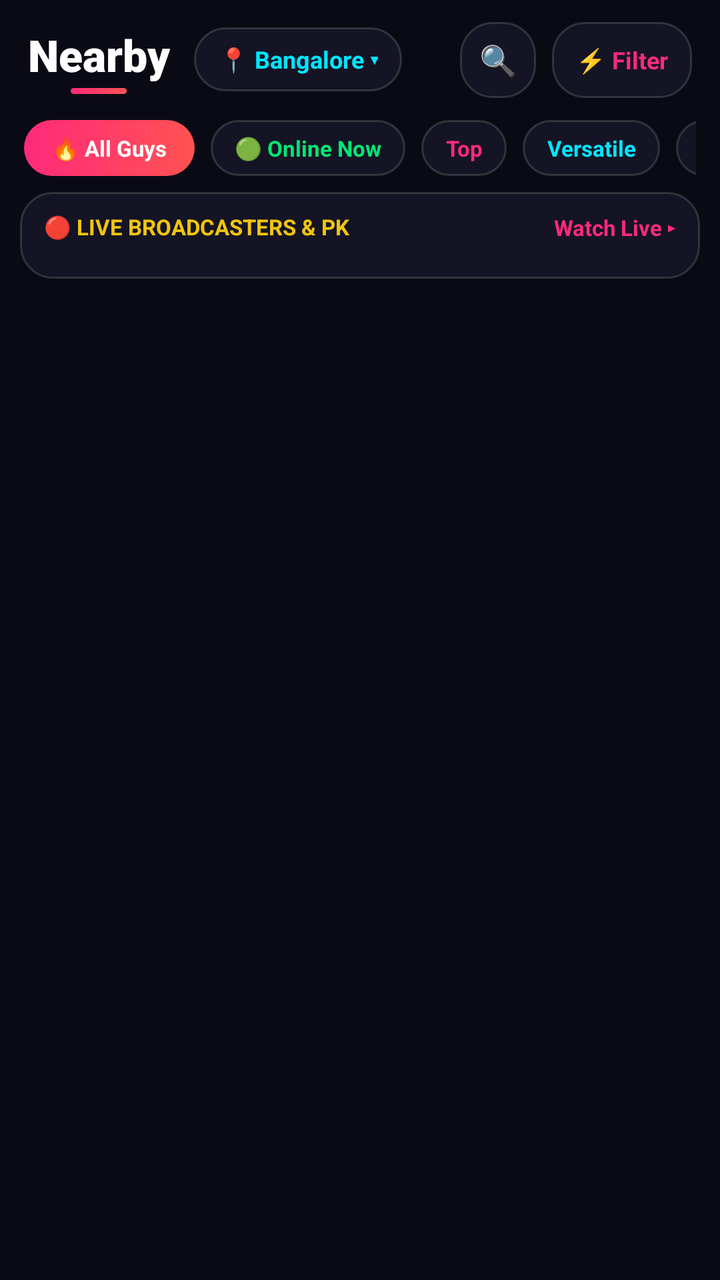
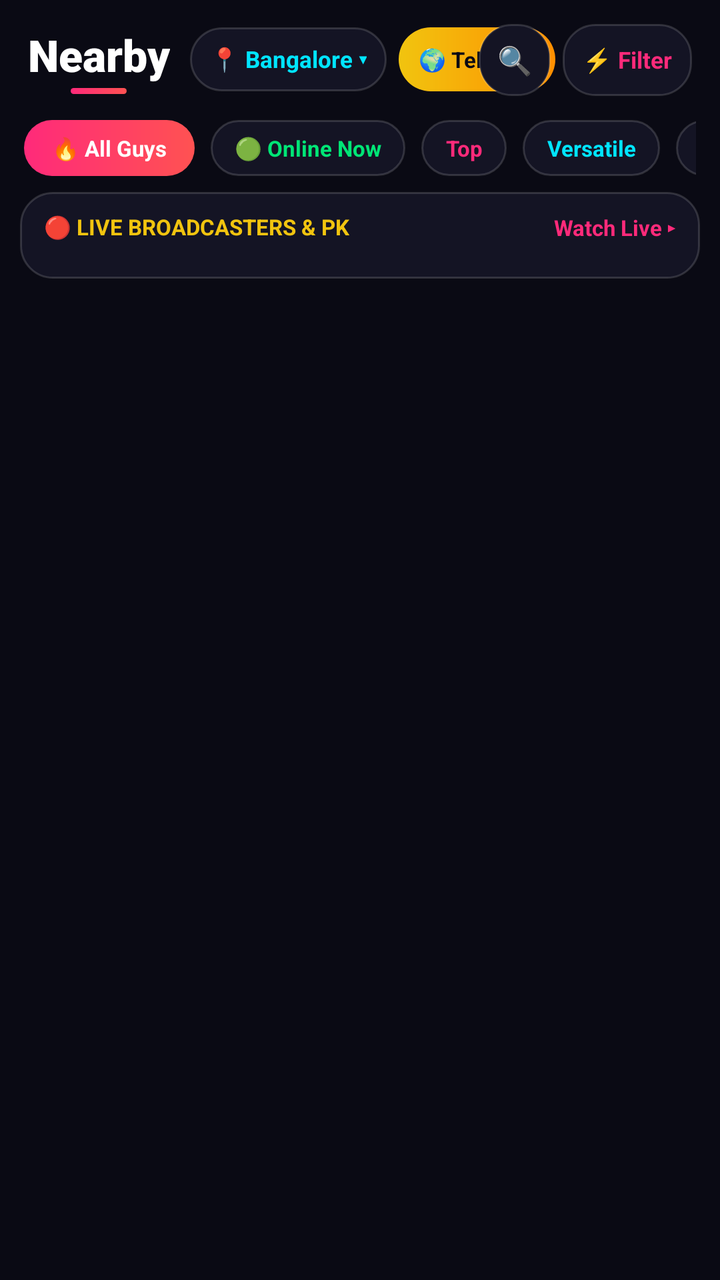

Before-and-after screenshots of an Android layout around one commit, followed by the original layout XML and the change that was made.
<!-- AndroidManifest.xml: application theme Theme.QLUVX -->
<!-- res/layout/fragment_home.xml -->
<?xml version="1.0" encoding="utf-8"?>
<LinearLayout xmlns:android="http://schemas.android.com/apk/res/android"
    android:layout_width="match_parent"
    android:layout_height="match_parent"
    android:background="#0A0A14"
    android:orientation="vertical">

    
    <RelativeLayout
        android:layout_width="match_parent"
        android:layout_height="60dp"
        android:background="#0A0A14"
        android:paddingHorizontal="14dp">

        <LinearLayout
            android:layout_width="wrap_content"
            android:layout_height="wrap_content"
            android:layout_centerVertical="true"
            android:gravity="center_vertical"
            android:orientation="horizontal">

            
            <LinearLayout
                android:layout_width="wrap_content"
                android:layout_height="wrap_content"
                android:gravity="center_horizontal"
                android:orientation="vertical">

                <TextView
                    android:id="@+id/tvNearbyTitle"
                    android:layout_width="wrap_content"
                    android:layout_height="wrap_content"
                    android:fontFamily="sans-serif-black"
                    android:text="Nearby"
                    android:textColor="#FFFFFF"
                    android:textSize="22sp"
                    android:textStyle="bold" />

                <View
                    android:layout_width="28dp"
                    android:layout_height="3dp"
                    android:layout_marginTop="2dp"
                    android:background="@drawable/bg_walla_pink_pill" />
            </LinearLayout>

            
            <TextView
                android:id="@+id/tvLocationSelector"
                android:layout_width="wrap_content"
                android:layout_height="32dp"
                android:layout_marginStart="12dp"
                android:background="@drawable/bg_walla_glass_card"
                android:gravity="center"
                android:paddingHorizontal="12dp"
                android:text="📍 Bangalore ▾"
                android:textColor="#00E5FF"
                android:textSize="12sp"
                android:textStyle="bold" />
        </LinearLayout>

        
        <LinearLayout
            android:layout_width="wrap_content"
            android:layout_height="wrap_content"
            android:layout_alignParentEnd="true"
            android:layout_centerVertical="true"
            android:gravity="center_vertical"
            android:orientation="horizontal">

            <TextView
                android:id="@+id/btnSearchToggle"
                android:layout_width="38dp"
                android:layout_height="38dp"
                android:layout_marginEnd="8dp"
                android:background="@drawable/bg_walla_glass_card"
                android:gravity="center"
                android:text="🔍"
                android:textColor="#FFFFFF"
                android:textSize="15sp" />

            <TextView
                android:id="@+id/btnFilter"
                android:layout_width="wrap_content"
                android:layout_height="38dp"
                android:background="@drawable/bg_walla_glass_card"
                android:gravity="center"
                android:paddingHorizontal="12dp"
                android:text="⚡ Filter"
                android:textColor="#FF2A7A"
                android:textSize="12sp"
                android:textStyle="bold" />
        </LinearLayout>
    </RelativeLayout>

    
    <EditText
        android:id="@+id/etSearchNearby"
        android:layout_width="match_parent"
        android:layout_height="40dp"
        android:layout_marginHorizontal="12dp"
        android:layout_marginBottom="8dp"
        android:background="@drawable/bg_walla_glass_card"
        android:hint="🔍 Search guys (Alex, Ryan, Top, Versatile, Bottom)..."
        android:paddingHorizontal="14dp"
        android:singleLine="true"
        android:textColor="#FFFFFF"
        android:textColorHint="#7A7A9A"
        android:textSize="12sp"
        android:visibility="gone" />

    
    <HorizontalScrollView
        android:layout_width="match_parent"
        android:layout_height="wrap_content"
        android:layout_marginBottom="8dp"
        android:paddingStart="12dp"
        android:paddingEnd="12dp"
        android:scrollbars="none">

        <LinearLayout
            android:layout_width="wrap_content"
            android:layout_height="wrap_content"
            android:gravity="center_vertical"
            android:orientation="horizontal">

            <TextView
                android:id="@+id/chipAll"
                android:layout_width="wrap_content"
                android:layout_height="28dp"
                android:layout_marginEnd="8dp"
                android:background="@drawable/bg_walla_pink_pill"
                android:gravity="center"
                android:paddingHorizontal="14dp"
                android:text="🔥 All Guys"
                android:textColor="#FFFFFF"
                android:textSize="11sp"
                android:textStyle="bold" />

            <TextView
                android:id="@+id/chipOnline"
                android:layout_width="wrap_content"
                android:layout_height="28dp"
                android:layout_marginEnd="8dp"
                android:background="@drawable/bg_walla_glass_card"
                android:gravity="center"
                android:paddingHorizontal="12dp"
                android:text="🟢 Online Now"
                android:textColor="#00E676"
                android:textSize="11sp"
                android:textStyle="bold" />

            <TextView
                android:id="@+id/chipTop"
                android:layout_width="wrap_content"
                android:layout_height="28dp"
                android:layout_marginEnd="8dp"
                android:background="@drawable/bg_walla_glass_card"
                android:gravity="center"
                android:paddingHorizontal="12dp"
                android:text="Top"
                android:textColor="#FF2A7A"
                android:textSize="11sp"
                android:textStyle="bold" />

            <TextView
                android:id="@+id/chipVersatile"
                android:layout_width="wrap_content"
                android:layout_height="28dp"
                android:layout_marginEnd="8dp"
                android:background="@drawable/bg_walla_glass_card"
                android:gravity="center"
                android:paddingHorizontal="12dp"
                android:text="Versatile"
                android:textColor="#00E5FF"
                android:textSize="11sp"
                android:textStyle="bold" />

            <TextView
                android:id="@+id/chipBottom"
                android:layout_width="wrap_content"
                android:layout_height="28dp"
                android:background="@drawable/bg_walla_glass_card"
                android:gravity="center"
                android:paddingHorizontal="12dp"
                android:text="Bottom"
                android:textColor="#CE93D8"
                android:textSize="11sp"
                android:textStyle="bold" />
        </LinearLayout>
    </HorizontalScrollView>

    
    <LinearLayout
        android:layout_width="match_parent"
        android:layout_height="wrap_content"
        android:layout_marginHorizontal="10dp"
        android:layout_marginBottom="6dp"
        android:background="@drawable/bg_walla_glass_card"
        android:orientation="vertical"
        android:paddingVertical="10dp">

        <RelativeLayout
            android:layout_width="match_parent"
            android:layout_height="wrap_content"
            android:paddingHorizontal="12dp">

            <TextView
                android:layout_width="wrap_content"
                android:layout_height="wrap_content"
                android:text="🔴 LIVE BROADCASTERS &amp; PK"
                android:textColor="#F1C40F"
                android:textSize="11sp"
                android:textStyle="bold" />

            <TextView
                android:id="@+id/tvWatchAllLive"
                android:layout_width="wrap_content"
                android:layout_height="wrap_content"
                android:layout_alignParentEnd="true"
                android:text="Watch Live ▸"
                android:textColor="#FF2A7A"
                android:textSize="11sp"
                android:textStyle="bold" />
        </RelativeLayout>

        <HorizontalScrollView
            android:layout_width="match_parent"
            android:layout_height="wrap_content"
            android:layout_marginTop="8dp"
            android:clipToPadding="false"
            android:paddingHorizontal="10dp"
            android:scrollbars="none">

            <LinearLayout
                android:id="@+id/llLiveHostsContainer"
                android:layout_width="wrap_content"
                android:layout_height="wrap_content"
                android:gravity="center_vertical"
                android:orientation="horizontal" />
        </HorizontalScrollView>
    </LinearLayout>

    
    <androidx.recyclerview.widget.RecyclerView
        android:id="@+id/rvNearbyGrid"
        android:layout_width="match_parent"
        android:layout_height="0dp"
        android:layout_weight="1"
        android:clipToPadding="false"
        android:paddingHorizontal="6dp"
        android:paddingBottom="12dp" />

</LinearLayout>
<!-- resources referenced by this layout -->
<resources>
  <!-- drawable bg_walla_glass_card (drawable) -->
  <?xml version="1.0" encoding="utf-8"?>
  <shape xmlns:android="http://schemas.android.com/apk/res/android"
      android:shape="rectangle">
      <solid android:color="#141424" />
      <corners android:radius="16dp" />
      <stroke
          android:width="1dp"
          android:color="#26FFFFFF" />
  </shape>
  <!-- drawable bg_walla_pink_pill (drawable) -->
  <?xml version="1.0" encoding="utf-8"?>
  <shape xmlns:android="http://schemas.android.com/apk/res/android"
      android:shape="rectangle">
      <gradient
          android:angle="0"
          android:endColor="#FF5252"
          android:startColor="#FF2A7A" />
      <corners android:radius="999dp" />
  </shape>
  <style name="Theme.QLUVX" parent="Theme.MaterialComponents.DayNight.NoActionBar">
          <item name="colorPrimary">@color/walla_pink_neon</item>
          <item name="colorPrimaryVariant">@color/walla_surface_obsidian</item>
          <item name="colorSecondary">@color/walla_cyan_neon</item>
          <item name="android:windowBackground">@color/walla_bg_velvet</item>
          <item name="android:statusBarColor">#0A0A14</item>
          <item name="android:navigationBarColor">#101020</item>
          <item name="android:textColorPrimary">@color/qluvx_text_primary</item>
          <item name="android:textColorSecondary">@color/qluvx_text_secondary</item>
      </style>
  <color name="walla_pink_neon">#FF2A7A</color>
  <color name="walla_surface_obsidian">#141424</color>
  <color name="walla_cyan_neon">#00E5FF</color>
  <color name="walla_bg_velvet">#0A0A14</color>
  <color name="qluvx_text_primary">#FFFFFF</color>
  <color name="qluvx_text_secondary">#C7C7E2</color>
</resources>

<!-- the commit's change to res/layout/fragment_home.xml (unified diff, before → after) -->
@@ -48,13 +48,27 @@
                 android:id="@+id/tvLocationSelector"
                 android:layout_width="wrap_content"
                 android:layout_height="32dp"
-                android:layout_marginStart="12dp"
-                android:background="@drawable/bg_walla_glass_card"
-                android:gravity="center"
-                android:paddingHorizontal="12dp"
+                android:layout_marginStart="10dp"
+                android:background="@drawable/bg_walla_glass_card"
+                android:gravity="center"
+                android:paddingHorizontal="10dp"
                 android:text="📍 Bangalore ▾"
                 android:textColor="#00E5FF"
-                android:textSize="12sp"
+                android:textSize="11.5sp"
+                android:textStyle="bold" />
+
+            
+            <TextView
+                android:id="@+id/btnTeleportRadar"
+                android:layout_width="wrap_content"
+                android:layout_height="32dp"
+                android:layout_marginStart="6dp"
+                android:background="@drawable/bg_walla_gold_pill"
+                android:gravity="center"
+                android:paddingHorizontal="10dp"
+                android:text="🌍 Teleport"
+                android:textColor="#0A0A14"
+                android:textSize="11sp"
                 android:textStyle="bold" />
         </LinearLayout>
 
@@ -69,25 +83,25 @@
 
             <TextView
                 android:id="@+id/btnSearchToggle"
-                android:layout_width="38dp"
-                android:layout_height="38dp"
-                android:layout_marginEnd="8dp"
+                android:layout_width="36dp"
+                android:layout_height="36dp"
+                android:layout_marginEnd="6dp"
                 android:background="@drawable/bg_walla_glass_card"
                 android:gravity="center"
                 android:text="🔍"
                 android:textColor="#FFFFFF"
-                android:textSize="15sp" />
+                android:textSize="14sp" />
 
             <TextView
                 android:id="@+id/btnFilter"
                 android:layout_width="wrap_content"
-                android:layout_height="38dp"
-                android:background="@drawable/bg_walla_glass_card"
-                android:gravity="center"
-                android:paddingHorizontal="12dp"
+                android:layout_height="36dp"
+                android:background="@drawable/bg_walla_glass_card"
+                android:gravity="center"
+                android:paddingHorizontal="10dp"
                 android:text="⚡ Filter"
                 android:textColor="#FF2A7A"
-                android:textSize="12sp"
+                android:textSize="11.5sp"
                 android:textStyle="bold" />
         </LinearLayout>
     </RelativeLayout>
<!-- resource entries referenced after the edit -->
@@ -9,6 +9,16 @@
       <stroke
           android:width="1dp"
           android:color="#26FFFFFF" />
+  </shape>
+  <!-- drawable bg_walla_gold_pill (drawable) -->
+  <?xml version="1.0" encoding="utf-8"?>
+  <shape xmlns:android="http://schemas.android.com/apk/res/android"
+      android:shape="rectangle">
+      <gradient
+          android:angle="0"
+          android:endColor="#FF8F00"
+          android:startColor="#F1C40F" />
+      <corners android:radius="999dp" />
   </shape>
   <!-- drawable bg_walla_pink_pill (drawable) -->
   <?xml version="1.0" encoding="utf-8"?>
